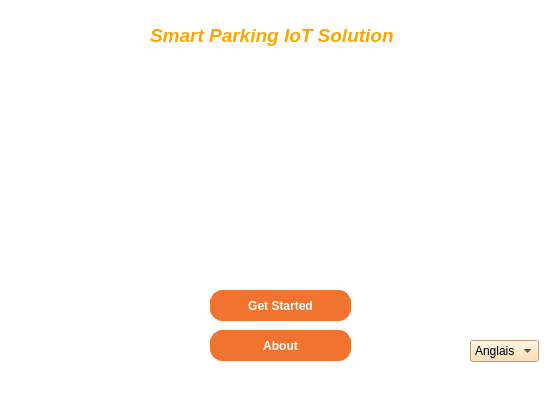
Before: the Qt Designer form vehicule_app/ui/main.ui in zakariarhiba/Smart-Parking, drawn with Qt 5.
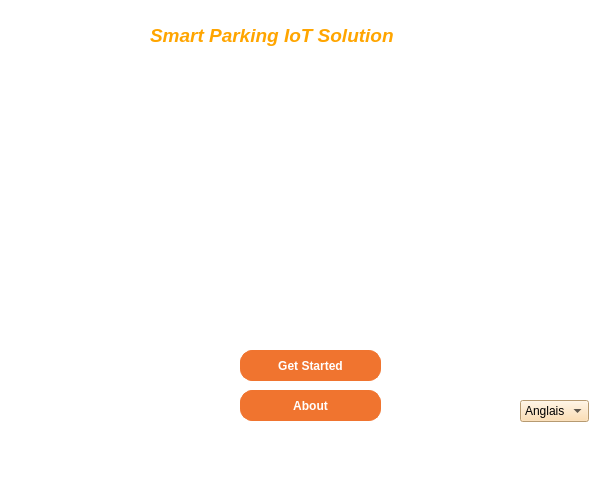
After: the same form once the commit is applied. Icons and pictures are not drawn.

```diff
--- a/vehicule_app/ui/main.ui
+++ b/vehicule_app/ui/main.ui
@@ -6,8 +6,8 @@
    <rect>
     <x>0</x>
     <y>0</y>
-    <width>554</width>
-    <height>405</height>
+    <width>603</width>
+    <height>478</height>
    </rect>
   </property>
   <property name="windowTitle">
@@ -54,8 +54,8 @@
    <widget class="QPushButton" name="button_start">
     <property name="geometry">
      <rect>
-      <x>210</x>
-      <y>290</y>
+      <x>240</x>
+      <y>350</y>
       <width>141</width>
       <height>31</height>
      </rect>
@@ -72,7 +72,7 @@
     <property name="geometry">
      <rect>
       <x>10</x>
-      <y>20</y>
+      <y>10</y>
       <width>61</width>
       <height>71</height>
      </rect>
@@ -91,9 +91,9 @@
     <property name="geometry">
      <rect>
       <x>100</x>
-      <y>70</y>
-      <width>351</width>
-      <height>201</height>
+      <y>90</y>
+      <width>421</width>
+      <height>241</height>
      </rect>
     </property>
     <property name="styleSheet">
@@ -129,8 +129,8 @@
    <widget class="QPushButton" name="button_about">
     <property name="geometry">
      <rect>
-      <x>210</x>
-      <y>330</y>
+      <x>240</x>
+      <y>390</y>
       <width>141</width>
       <height>31</height>
      </rect>
@@ -146,8 +146,8 @@
    <widget class="QComboBox" name="langage">
     <property name="geometry">
      <rect>
-      <x>470</x>
-      <y>340</y>
+      <x>520</x>
+      <y>400</y>
       <width>69</width>
       <height>22</height>
      </rect>
```
Left out of the diff: 2 changed lines with no effect on the pictures.
